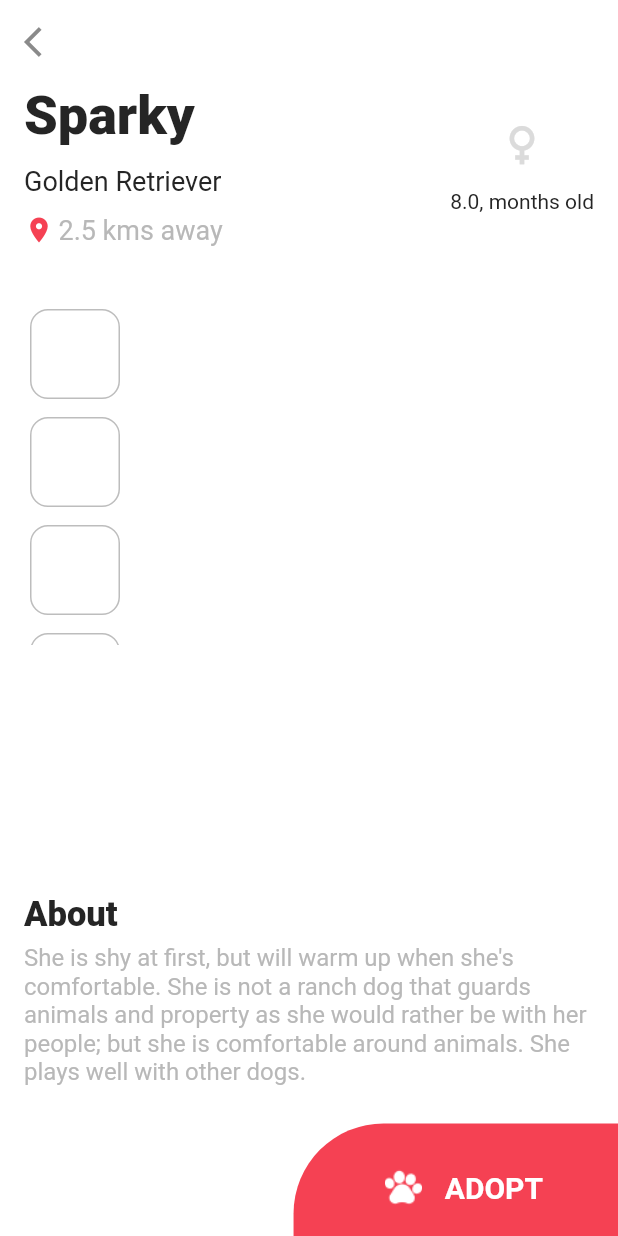
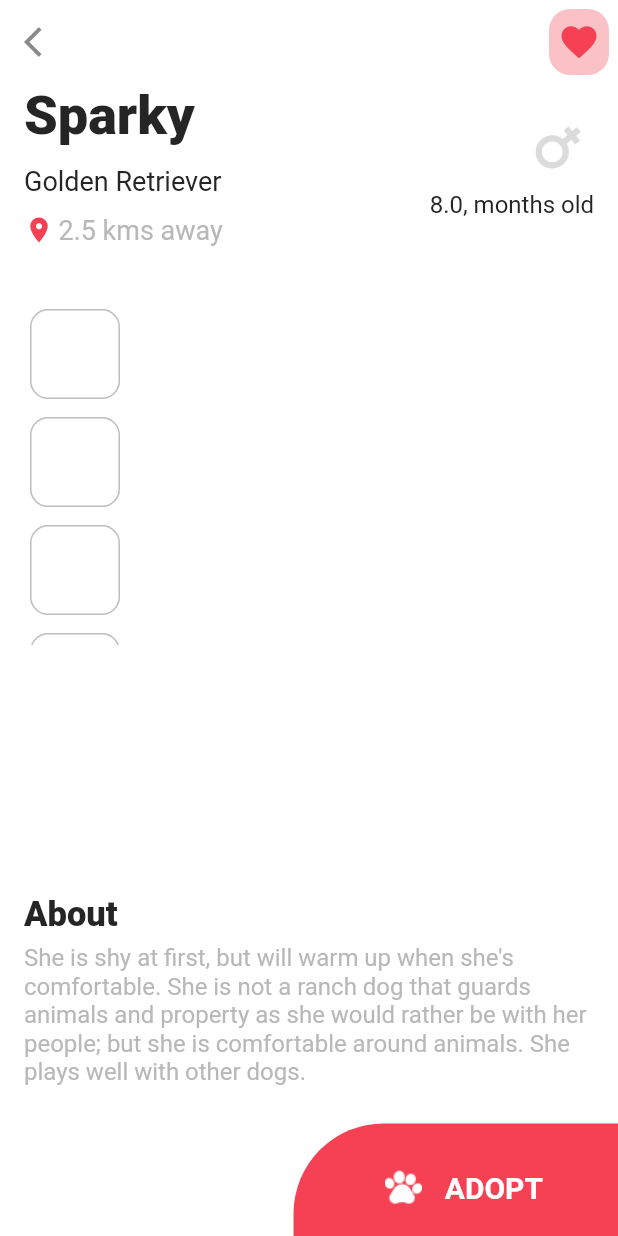
Before and after one commit to feliper2002/pet-app, a Flutter app: the screen it shows after launch, after a tap on "Sparky", on a phone screen of 412 x 824 dp. Run offline on Flutter 3.47's test engine with Material 2 defaults, Android fonts, the phone set to English and light mode, and no system bars.

Commit message:
Adding new features

```diff
--- a/lib/utils/colors.dart
+++ b/lib/utils/colors.dart
@@ -1,9 +1,13 @@
 import 'package:flutter/material.dart';
 
 class AppColors {
-  static const Color scaffoldBg = Color(0xFFE2DEDF);
+  static const Color scaffoldBg = Color(0xFFEEE8EA);
+
+  static const Color mainRed = Color(0xFFF54153);
 
   static const Color favoriteIcon = Color(0xFFF54153);
+
+  static const Color favoriteIconBox = Color(0xF5FABFC5);
 
   static const Color filterSelection = Color(0xFFF54153);
 
@@ -18,4 +22,6 @@ class AppColors {
   static const Color adoptBtn = Color(0xFFF54153);
 
   static const Color smallPetContainerBorder = Color(0xFFBDBDBD);
+
+  static const Color listIcon = Color(0xFF8A8A8A);
 }
--- a/lib/view/home/controllers/home_controller.dart
+++ b/lib/view/home/controllers/home_controller.dart
@@ -4,16 +4,24 @@ import 'package:pet_app/view/models/pet.dart';
 class HomeController {
   final filterOptions = <FilterOption>[
     FilterOption(
+      title: null,
+      iconPath: "assets/icons/filter.png",
+      selected: false,
+    ),
+    FilterOption(
       title: 'Dogs',
-      icon: null,
+      iconPath: "assets/icons/dog.png",
+      selected: true,
     ),
     FilterOption(
       title: 'Cats',
-      icon: null,
+      iconPath: "assets/icons/cat.png",
+      selected: false,
     ),
     FilterOption(
       title: 'Birds',
-      icon: null,
+      iconPath: "assets/icons/parrot.png",
+      selected: false,
     ),
   ];
 
--- a/lib/view/home/home.page.dart
+++ b/lib/view/home/home.page.dart
@@ -1,8 +1,8 @@
 import 'package:flutter/material.dart';
-import 'package:pet_app/utils/colors.dart';
 import 'package:pet_app/view/home/controllers/home_controller.dart';
 import 'package:pet_app/view/home/widgets/appbar_widget.dart';
 import 'package:pet_app/view/home/widgets/container_body.dart';
+import 'package:pet_app/view/home/widgets/filter_list.dart';
 import 'package:pet_app/view/home/widgets/pet_card.dart';
 
 class HomePage extends StatelessWidget {
@@ -17,6 +17,9 @@ class HomePage extends StatelessWidget {
       body: BodyContainer(
         child: Column(
           children: [
+            FilterList(
+              filterOptions: controller.filterOptions,
+            ),
             Expanded(
               child: ListView.builder(
                 padding:
--- a/lib/view/home/widgets/appbar_widget.dart
+++ b/lib/view/home/widgets/appbar_widget.dart
@@ -1,5 +1,6 @@
 import 'package:flutter/material.dart';
 import 'package:pet_app/utils/colors.dart';
+import 'package:pet_app/view/pet/widgets/list_icon.dart';
 
 class AppBarWidget extends PreferredSize {
   AppBarWidget({Key? key})
@@ -12,11 +13,7 @@ class AppBarWidget extends PreferredSize {
             centerTitle: true,
             title: Row(
               children: [
-                const Icon(
-                  Icons.face,
-                  color: AppColors.backArrow,
-                  size: 32,
-                ),
+                const ListIcon(),
                 const Spacer(),
                 Column(
                   children: const [
--- /dev/null
+++ b/lib/view/home/widgets/filter_box.dart
@@ -0,0 +1,48 @@
+import 'package:flutter/material.dart';
+import 'package:pet_app/utils/colors.dart';
+import 'package:pet_app/view/models/filter_option.dart';
+
+class FilterBox extends StatelessWidget {
+  final FilterOption option;
+  const FilterBox({
+    Key? key,
+    required this.option,
+  }) : super(key: key);
+
+  @override
+  Widget build(BuildContext context) {
+    return Container(
+      margin: const EdgeInsets.symmetric(horizontal: 10),
+      padding: const EdgeInsets.symmetric(horizontal: 12),
+      decoration: BoxDecoration(
+        color: !option.selected! ? Colors.white : AppColors.mainRed,
+        borderRadius: BorderRadius.circular(20),
+      ),
+      child: Row(
+        children: [
+          Visibility(
+            visible: option.iconPath != null,
+            child: Image.asset(
+              option.iconPath!,
+              color: option.selected! ? Colors.white : AppColors.backArrow,
+              height: 25,
+              width: 25,
+            ),
+          ),
+          Visibility(
+            visible: (option.title != null),
+            child: Container(
+              margin: const EdgeInsets.only(left: 6),
+              child: Text(
+                option.title ?? "",
+                style: TextStyle(
+                  color: option.selected! ? Colors.white : Colors.black,
+                ),
+              ),
+            ),
+          ),
+        ],
+      ),
+    );
+  }
+}
--- /dev/null
+++ b/lib/view/home/widgets/filter_list.dart
@@ -0,0 +1,26 @@
+import 'package:flutter/material.dart';
+import 'package:pet_app/view/home/widgets/filter_box.dart';
+import 'package:pet_app/view/models/filter_option.dart';
+
+class FilterList extends StatelessWidget {
+  final List<FilterOption> filterOptions;
+  const FilterList({Key? key, required this.filterOptions}) : super(key: key);
+
+  @override
+  Widget build(BuildContext context) {
+    return SizedBox(
+      height: 68,
+      width: double.infinity,
+      child: ListView.builder(
+        padding: const EdgeInsets.only(left: 16, top: 20),
+        scrollDirection: Axis.horizontal,
+        physics: const BouncingScrollPhysics(),
+        itemCount: filterOptions.length,
+        itemBuilder: (context, index) {
+          final filter = filterOptions[index];
+          return FilterBox(option: filter);
+        },
+      ),
+    );
+  }
+}
--- a/lib/view/models/filter_option.dart
+++ b/lib/view/models/filter_option.dart
@@ -2,9 +2,11 @@ import 'package:flutter/cupertino.dart';
 
 class FilterOption {
   final String? title;
-  final Widget? icon;
+  final String? iconPath;
+  final bool? selected;
   FilterOption({
     this.title,
-    this.icon,
+    this.iconPath,
+    this.selected,
   });
 }
--- a/lib/view/pet/pet.page.dart
+++ b/lib/view/pet/pet.page.dart
@@ -1,9 +1,12 @@
 import 'package:flutter/material.dart';
 import 'package:pet_app/utils/colors.dart';
 import 'package:pet_app/view/home/controllers/home_controller.dart';
-import 'package:pet_app/view/home/widgets/adopt_btn.dart';
-import 'package:pet_app/view/home/widgets/small_pet_pic_list.dart';
+import 'package:pet_app/view/pet/widgets/adopt_btn.dart';
 import 'package:pet_app/view/models/pet.dart';
+
+import 'widgets/about_pet.dart';
+import 'widgets/pet_header.dart';
+import 'widgets/small_pet_pic_list.dart';
 
 class PetPage extends StatelessWidget {
   PetPage({Key? key}) : super(key: key);
@@ -17,6 +20,27 @@ class PetPage extends StatelessWidget {
     return Scaffold(
       backgroundColor: Colors.white,
       appBar: AppBar(
+        actions: [
+          Visibility(
+            visible: pet.favorite!,
+            child: Container(
+              height: 40,
+              width: 40,
+              alignment: Alignment.center,
+              margin: const EdgeInsets.all(6),
+              padding: const EdgeInsets.all(6),
+              child: const Icon(
+                Icons.favorite,
+                size: 28,
+                color: AppColors.favoriteIcon,
+              ),
+              decoration: BoxDecoration(
+                color: AppColors.favoriteIconBox,
+                borderRadius: BorderRadius.circular(14),
+              ),
+            ),
+          ),
+        ],
         leading: IconButton(
           padding: EdgeInsets.zero,
           onPressed: () {
@@ -33,105 +57,21 @@ class PetPage extends StatelessWidget {
       body: Column(
         crossAxisAlignment: CrossAxisAlignment.start,
         children: [
-          Container(
-            padding: const EdgeInsets.symmetric(horizontal: 16),
-            child: Row(
-              children: [
-                Column(
-                  crossAxisAlignment: CrossAxisAlignment.start,
-                  children: [
-                    Text(
-                      pet.name!,
-                      style: const TextStyle(
-                        fontWeight: FontWeight.w900,
-                        fontSize: 36,
-                        color: AppColors.petTextBlack,
-                      ),
-                    ),
-                    const SizedBox(height: 12),
-                    Text(
-                      pet.type!,
-                      style: const TextStyle(
-                        fontWeight: FontWeight.w400,
-                        fontSize: 18,
-                        color: AppColors.petTextBlack,
-                      ),
-                    ),
-                    const SizedBox(height: 12),
-                    Row(
-                      mainAxisAlignment: MainAxisAlignment.start,
-                      children: [
-                        const Icon(
-                          Icons.location_on,
-                          color: AppColors.favoriteIcon,
-                          size: 20,
-                        ),
-                        const SizedBox(width: 3),
-                        Text(
-                          '${pet.distance} ${controller.getPetDistance(pet.petDistanceType!)}',
-                          style: const TextStyle(
-                            color: AppColors.textGrey,
-                            fontSize: 18,
-                          ),
-                        ),
-                      ],
-                    ),
-                  ],
-                ),
-                const Spacer(),
-                Column(
-                  children: [
-                    Icon(
-                      pet.sex! == Sex.male ? Icons.male : Icons.female,
-                      color: AppColors.sexIcon,
-                      size: 36,
-                    ),
-                    const SizedBox(height: 12),
-                    Text(
-                      '${pet.age}, ${controller.getPetAge(pet.petAge!)}',
-                      style: const TextStyle(
-                        color: AppColors.petTextBlack,
-                      ),
-                    ),
-                  ],
-                ),
-              ],
-            ),
+          PetHeader(
+            pet: pet,
+            controller: controller,
           ),
           Container(
             margin: const EdgeInsets.only(left: 20, top: 36),
             child: Row(
               children: const [
                 SmallPetPictureList(),
+                Spacer(),
               ],
             ),
           ),
           const Spacer(),
-          Container(
-            padding: const EdgeInsets.symmetric(horizontal: 16),
-            child: Column(
-              crossAxisAlignment: CrossAxisAlignment.start,
-              children: [
-                const Text(
-                  'About',
-                  style: TextStyle(
-                    fontWeight: FontWeight.w900,
-                    fontSize: 23,
-                    color: AppColors.petTextBlack,
-                  ),
-                ),
-                const SizedBox(height: 6),
-                Text(
-                  pet.description!,
-                  style: const TextStyle(
-                    fontWeight: FontWeight.w400,
-                    fontSize: 16,
-                    color: AppColors.textGrey,
-                  ),
-                ),
-              ],
-            ),
-          ),
+          AboutPet(description: pet.description!),
           AdoptButton(
             onTap: () {},
           ),
--- /dev/null
+++ b/lib/view/pet/widgets/about_pet.dart
@@ -0,0 +1,39 @@
+import 'package:flutter/material.dart';
+import 'package:pet_app/utils/colors.dart';
+
+class AboutPet extends StatelessWidget {
+  final String description;
+  const AboutPet({
+    Key? key,
+    required this.description,
+  }) : super(key: key);
+
+  @override
+  Widget build(BuildContext context) {
+    return Container(
+      padding: const EdgeInsets.symmetric(horizontal: 16),
+      child: Column(
+        crossAxisAlignment: CrossAxisAlignment.start,
+        children: [
+          const Text(
+            'About',
+            style: TextStyle(
+              fontWeight: FontWeight.w900,
+              fontSize: 23,
+              color: AppColors.petTextBlack,
+            ),
+          ),
+          const SizedBox(height: 6),
+          Text(
+            description,
+            style: const TextStyle(
+              fontWeight: FontWeight.w400,
+              fontSize: 16,
+              color: AppColors.textGrey,
+            ),
+          ),
+        ],
+      ),
+    );
+  }
+}
--- /dev/null
+++ b/lib/view/pet/widgets/list_icon.dart
@@ -0,0 +1,49 @@
+import 'package:flutter/material.dart';
+import 'package:pet_app/utils/colors.dart';
+
+class _ListLine extends StatelessWidget {
+  final double height;
+  final double width;
+  final Color color;
+  const _ListLine({
+    Key? key,
+    this.height = 4,
+    this.width = 25,
+    this.color = AppColors.listIcon,
+  }) : super(key: key);
+
+  @override
+  Widget build(BuildContext context) {
+    return Container(
+      height: height,
+      width: width,
+      margin: const EdgeInsets.symmetric(vertical: 2),
+      decoration: BoxDecoration(
+        color: color,
+        borderRadius: BorderRadius.circular(6),
+      ),
+    );
+  }
+}
+
+class ListIcon extends StatelessWidget {
+  const ListIcon({Key? key}) : super(key: key);
+
+  @override
+  Widget build(BuildContext context) {
+    return GestureDetector(
+      onTap: () {},
+      child: SizedBox(
+        child: Column(
+          crossAxisAlignment: CrossAxisAlignment.start,
+          mainAxisAlignment: MainAxisAlignment.spaceEvenly,
+          children: const [
+            _ListLine(),
+            _ListLine(width: 18),
+            _ListLine(),
+          ],
+        ),
+      ),
+    );
+  }
+}
--- /dev/null
+++ b/lib/view/pet/widgets/pet_header.dart
@@ -0,0 +1,95 @@
+import 'dart:math';
+
+import 'package:flutter/material.dart';
+import 'package:pet_app/utils/colors.dart';
+import 'package:pet_app/view/home/controllers/home_controller.dart';
+import 'package:pet_app/view/models/pet.dart';
+
+class PetHeader extends StatelessWidget {
+  final Pet pet;
+  final HomeController controller;
+  const PetHeader({
+    Key? key,
+    required this.pet,
+    required this.controller,
+  }) : super(key: key);
+
+  @override
+  Widget build(BuildContext context) {
+    return Container(
+      padding: const EdgeInsets.symmetric(horizontal: 16),
+      child: Row(
+        children: [
+          Column(
+            crossAxisAlignment: CrossAxisAlignment.start,
+            children: [
+              Text(
+                pet.name!,
+                style: const TextStyle(
+                  fontWeight: FontWeight.w900,
+                  fontSize: 36,
+                  color: AppColors.petTextBlack,
+                ),
+              ),
+              const SizedBox(height: 12),
+              Text(
+                pet.type!,
+                style: const TextStyle(
+                  fontWeight: FontWeight.w400,
+                  fontSize: 18,
+                  color: AppColors.petTextBlack,
+                ),
+              ),
+              const SizedBox(height: 12),
+              Row(
+                mainAxisAlignment: MainAxisAlignment.start,
+                children: [
+                  const Icon(
+                    Icons.location_on,
+                    color: AppColors.favoriteIcon,
+                    size: 20,
+                  ),
+                  const SizedBox(width: 3),
+                  Text(
+                    '${pet.distance} ${controller.getPetDistance(pet.petDistanceType!)}',
+                    style: const TextStyle(
+                      color: AppColors.textGrey,
+                      fontSize: 18,
+                    ),
+                  ),
+                ],
+              ),
+            ],
+          ),
+          const Spacer(),
+          Column(
+            crossAxisAlignment: CrossAxisAlignment.end,
+            children: [
+              Transform.rotate(
+                angle: (pet.sex! == Sex.female) ? _rotateRadians(-130) : 0,
+                child: Icon(
+                  pet.sex! == Sex.male ? Icons.male : Icons.female,
+                  color: AppColors.sexIcon,
+                  size: 48,
+                ),
+              ),
+              const SizedBox(height: 5),
+              Text(
+                '${pet.age}, ${controller.getPetAge(pet.petAge!)}',
+                style: const TextStyle(
+                  color: AppColors.petTextBlack,
+                  fontSize: 16,
+                ),
+              ),
+            ],
+          ),
+        ],
+      ),
+    );
+  }
+
+  double _rotateRadians(double degrees) {
+    final radians = degrees * (pi / 180);
+    return radians;
+  }
+}
--- a/lib/view/home/widgets/small_pet_pic_list.dart
+++ b/lib/view/pet/widgets/small_pet_pic_list.dart
@@ -1,5 +1,6 @@
 import 'package:flutter/material.dart';
-import 'package:pet_app/view/home/widgets/small_pet_container.dart';
+
+import 'small_pet_container.dart';
 
 class SmallPetPictureList extends StatelessWidget {
   final List<String>? imagesPaths;
```
Also changed, not shown: assets/icons/cat.png (added), assets/icons/dog.png (added), assets/icons/filter.png (added), assets/icons/parrot.png (added), lib/view/pet/widgets/adopt_btn.dart (renamed from lib/view/home/widgets/adopt_btn.dart), lib/view/pet/widgets/small_pet_container.dart (renamed from lib/view/home/widgets/small_pet_container.dart).
